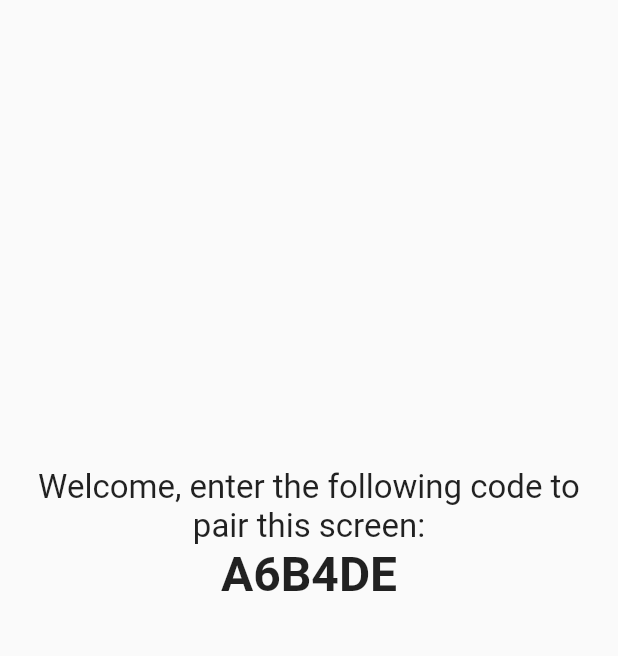
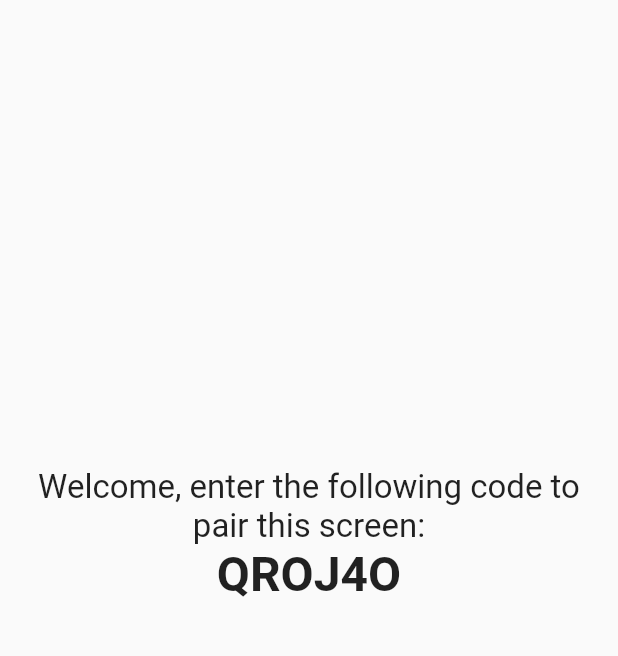
Before and after one commit to kelvin589/diginotescreen, a Flutter app: the screen it shows after launch, on a phone screen of 412 x 824 dp, the part 135-791 px from its top. Run offline on Flutter 3.47's test engine with Material 2 defaults, Android fonts, the light colour scheme and no system bars; our stand-ins replace firebase_core; accounts and stored records are empty.

Commit message:
Generate random string
Generate a random string which acts as the pairing code

```diff
--- a/lib/main.dart
+++ b/lib/main.dart
@@ -18,7 +18,7 @@ class MyApp extends StatelessWidget {
       ),
       initialRoute: StarterView.route,
       routes: {
-        StarterView.route: (context) => const StarterView(pairingCode: 'A6B4DE',),
+        StarterView.route: (context) => const StarterView(),
         HomeView.route: (context) => const HomeView(),
       },
     );
--- a/lib/ui/views/starter_view.dart
+++ b/lib/ui/views/starter_view.dart
@@ -1,12 +1,13 @@
+import 'dart:math';
+
+import 'package:diginotescreen/ui/views/home_view.dart';
 import 'package:diginotescreen/ui/widgets/header.dart';
 import 'package:flutter/material.dart';
 
 class StarterView extends StatelessWidget {
-  const StarterView({Key? key, required this.pairingCode}) : super(key: key);
+  const StarterView({Key? key}) : super(key: key);
 
   static const String route = '/starter';
-
-  final String pairingCode;
 
   @override
   Widget build(BuildContext context) {
@@ -20,16 +21,13 @@ class StarterView extends StatelessWidget {
               child: Column(
                 mainAxisAlignment: MainAxisAlignment.center,
                 crossAxisAlignment: CrossAxisAlignment.center,
-                children: <Widget>[
-                  const Text(
+                children: const <Widget>[
+                  Text(
                     'Welcome, enter the following code to pair this screen:',
                     textAlign: TextAlign.center,
                     style: TextStyle(fontSize: 22),
                   ),
-                  Text(
-                    pairingCode,
-                    style: const TextStyle(fontSize: 32, fontWeight: FontWeight.bold),
-                  ),
+                  _PairingCode(),
                 ],
               ),
             ),
@@ -39,3 +37,34 @@ class StarterView extends StatelessWidget {
     );
   }
 }
+
+class _PairingCode extends StatefulWidget {
+  const _PairingCode({Key? key}) : super(key: key);
+
+  final int pairingCodeLength = 6;
+
+  @override
+  __PairingCodeState createState() => __PairingCodeState();
+}
+
+class __PairingCodeState extends State<_PairingCode> {
+  @override
+  Widget build(BuildContext context) {
+    return Text(
+      _randomString(widget.pairingCodeLength),
+      style: const TextStyle(fontSize: 32, fontWeight: FontWeight.bold),
+    );
+  }
+
+  String _randomString(int length) {
+    const String characters = "ABCDEFGHIJKLMNOPQRSTUVWXYZ0123456789";
+    final Random random = Random();
+    String randomString = "";
+
+    for (int index = 0; index < length; index++) {
+      randomString += characters[random.nextInt(characters.length)];
+    }
+
+    return randomString;
+  }
+}
```
